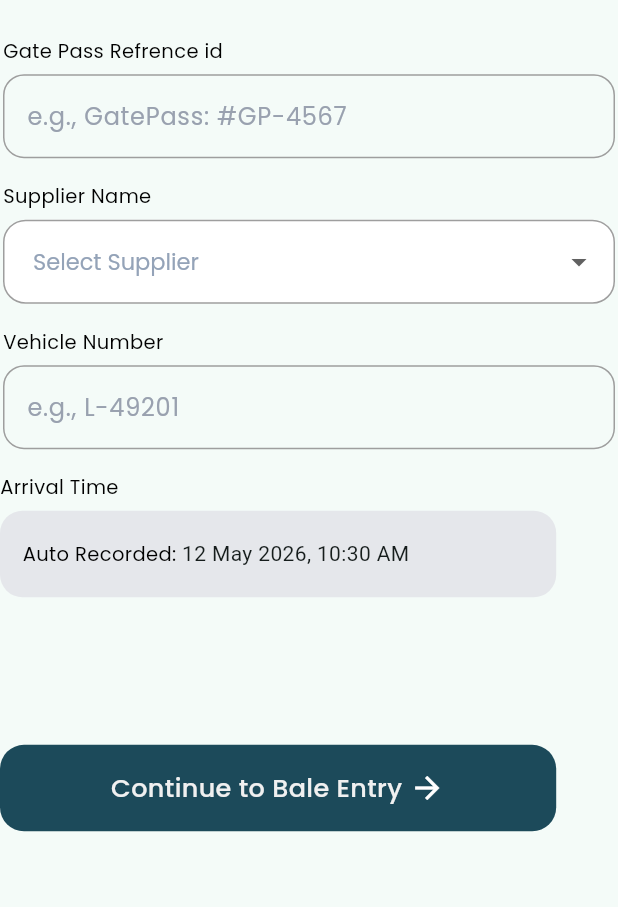
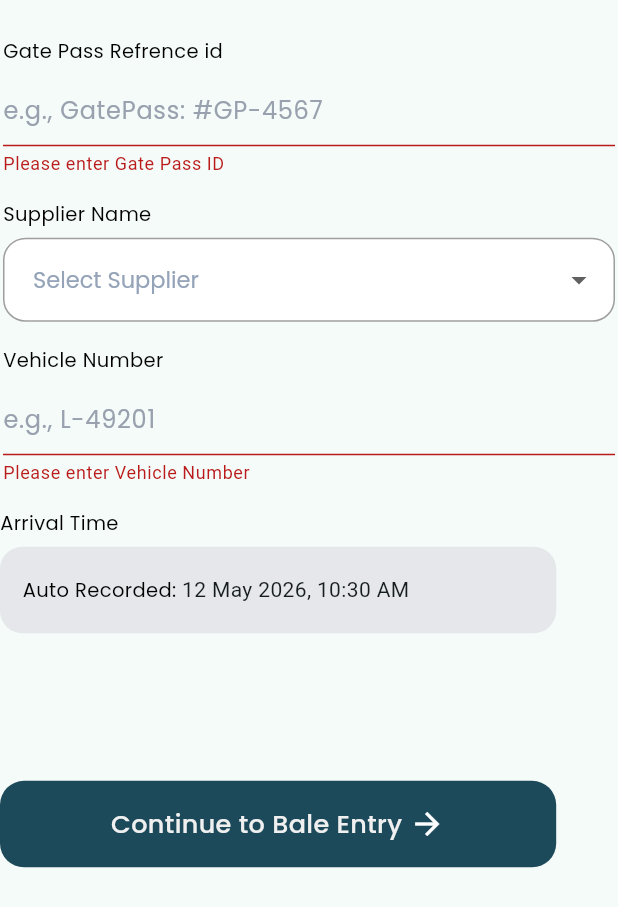
Before and after one commit to itxAkaza/TexOps-, a Flutter app: the GatePassForm widget shown alone on an empty page, opened directly, after a tap on "Continue to Bale Entry", on a phone screen of 412 x 824 dp. Shown: the top 907 px of the screen. Run offline on Flutter 3.47's test engine with Material 3 defaults, Android fonts, the phone set to English and light mode, and no system bars; our stand-ins replace cloud_firestore, dio, firebase_auth, firebase_core, flutter_spinkit, fluttertoast and 8 more; missing offline and left inert: dart:ffi; accounts and stored records are empty.

Commit message:
qr and database update with validation

```diff
--- a/lib/controllers/lab_engineer/record_gatePass/gatePass_controller.dart
+++ b/lib/controllers/lab_engineer/record_gatePass/gatePass_controller.dart
@@ -18,6 +18,9 @@ class BaleEntryController extends GetxController {
   final vehicleNumberController = TextEditingController();
   final selectedSupplier = Rxn<String>();
   final arrivalTime =  DateFormat('dd MMMM yyyy, hh:mm a').format(DateTime.now());
+  // Add these Form Keys
+  final GlobalKey<FormState> formKeyStep1 = GlobalKey<FormState>();
+  final GlobalKey<FormState> formKeyStep2 = GlobalKey<FormState>();
 
 
   // --- Bale Inventory Controllers ---
@@ -40,6 +43,13 @@ class BaleEntryController extends GetxController {
   final List<String> suppliers = ['Supplier A', 'Supplier B', 'Supplier C'];
   final RxString qrData = ''.obs;
 
+  String? validateNumber(String? value, String fieldName) {
+    if (value == null || value.trim().isEmpty) return '$fieldName is required';
+    final number = double.tryParse(value);
+    if (number == null) return 'Must be a valid number';
+    if (number <= 0) return 'Cannot be zero or negative';
+    return null;
+  }
 
   Future<void> shareQRAsPDF() async {
 
@@ -56,7 +66,7 @@ class BaleEntryController extends GetxController {
 
 
   Future<void> saveTagAndRegister() async {
-    String currentUserId = "Sau4XSMNSMdCXc6RnYnbg6jnZjI3";
+    String? currentUserId = BailRecordService.getCurrentUserId();
 
     isLoading.value = true;
 
@@ -75,13 +85,14 @@ class BaleEntryController extends GetxController {
       'engineerID': EnginnerID,
       'qualityStatus': QualityStatus,
       'readyForYarn': ReadyforYarn,
-      'qrCodeData': qrData.value, // Save the actual QR string too!
+      'qrCodeData': qrData.value,
+      "in":true
     };
 
     try {
       // Call the service class
       await BailRecordService.saveBaleData(
-        userId: currentUserId,
+        userId: currentUserId!,
         baleId: generatedBaleId.value,
         baleData: databaseData,
       );
--- a/lib/main.dart
+++ b/lib/main.dart
@@ -1,6 +1,7 @@
 import 'package:firebase_core/firebase_core.dart';
 import 'package:flutter/material.dart';
 import 'package:get/get_navigation/src/root/get_material_app.dart';
+
 import 'package:texops/resources/route/routes.dart';
 import 'package:texops/resources/route/routes_names.dart';
 import 'package:texops/screens/lab_engineer/dashboard/lab_enigneer_dashboard.dart';
@@ -20,6 +21,8 @@ void main() async{
   runApp(const MyApp());
 }
 
+
+
 class MyApp extends StatelessWidget {
   const MyApp({super.key});
 
@@ -37,7 +40,6 @@ class MyApp extends StatelessWidget {
       initialRoute: RoutesNames.introScreen,
       getPages: AppRoutes.appRoutes(),
 
-
     );
   }
 }
--- a/lib/resources/route/routes.dart
+++ b/lib/resources/route/routes.dart
@@ -5,6 +5,7 @@ import 'package:get/get.dart';
 import 'package:get/get_navigation/src/routes/transitions_type.dart';
 import 'package:texops/resources/route/routes_names.dart';
 import 'package:texops/screens/Authentication/login_screen.dart';
+import 'package:texops/screens/lab_engineer/dashboard/lab_enigneer_dashboard.dart';
 
 import '../../screens/lab_engineer/bailBarcode/bailBarcode_screen.dart';
 import '../../screens/lab_engineer/record_gatePass/bail_entry_screen.dart';
@@ -46,6 +47,14 @@ class AppRoutes {
 
     ),
 
+    GetPage(
+        name: RoutesNames.labEngineerDashboard,
+        page: ()=>LabEnigneerDashboard(),
+        transition: Transition.fade,
+        transitionDuration: Duration(milliseconds: 250)
+
+    ),
+
 
 
 
--- a/lib/resources/route/routes_names.dart
+++ b/lib/resources/route/routes_names.dart
@@ -7,6 +7,7 @@ class RoutesNames{
   static const String  signUpView="/SignUpView";
 
   static const String  bailEntryView="/BailEntryView";
+  static const String  labEngineerDashboard="/labEngineerDashboard";
   static const String  bailBarcodeView="/BailBarcodeView";
 
   static const String  movieDetailView="/movieDetailView";
--- a/lib/screens/lab_engineer/bailBarcode/widget/MyButton.dart
+++ b/lib/screens/lab_engineer/bailBarcode/widget/MyButton.dart
@@ -4,7 +4,7 @@ import 'package:google_fonts/google_fonts.dart';
 
 import '../../../../resources/colors/app_colors.dart';
 
-class MYButton extends StatelessWidget {
+class QrButton extends StatelessWidget {
   final String text;
   final VoidCallback onTap;
   final bool isLoading;
@@ -12,7 +12,7 @@ class MYButton extends StatelessWidget {
   final double width;
   final Color color;
 
-  const MYButton({
+  const QrButton({
     super.key,
     required this.text,
     required this.onTap,
--- a/lib/screens/lab_engineer/record_gatePass/components/gatePass_form.dart
+++ b/lib/screens/lab_engineer/record_gatePass/components/gatePass_form.dart
@@ -1,5 +1,6 @@
 import 'package:flutter/material.dart';
 import 'package:get/get.dart';
+import 'package:texops/Utiles/utiles.dart';
 import 'package:texops/screens/lab_engineer/record_gatePass/components/dropDown.dart';
 import 'package:texops/screens/lab_engineer/record_gatePass/widgets/autoRecordContainer.dart';
 import 'package:texops/screens/lab_engineer/record_gatePass/widgets/bailButon.dart';
@@ -24,6 +25,8 @@ class GatePassForm extends StatelessWidget {
     return Align(
       alignment: Alignment.topCenter,
       child: SingleChildScrollView(
+        child: Form(
+          key: baleController.formKeyStep1,
           child: Column(
             mainAxisAlignment: .start,
             crossAxisAlignment: .start,
@@ -32,7 +35,8 @@ class GatePassForm extends StatelessWidget {
               _buildTextField(
                   text: "Gate Pass Refrence id",
                   hint: "e.g., GatePass: #GP-4567",
-                controller: baleController.gatePassRefController
+                  controller: baleController.gatePassRefController,
+                validator: (value) => value == null || value.trim().isEmpty ? 'Please enter Gate Pass ID' : null,
               ),
 
               MYDropDown(),
@@ -41,6 +45,7 @@ class GatePassForm extends StatelessWidget {
                   text: "Vehicle Number",
                   hint: "e.g., L-49201",
                   controller: baleController.vehicleNumberController,
+                validator: (value) => value == null || value.trim().isEmpty ? 'Please enter Vehicle Number' : null,
               ),
 
 
@@ -58,7 +63,18 @@ class GatePassForm extends StatelessWidget {
 
 
               BailButton(
-              onTap: baleController.goToNextStep,
+                onTap: () {
+
+                  if (baleController.formKeyStep1.currentState!.validate()) {
+
+                    if (baleController.selectedSupplier.value == null) {
+                      Utils.toastMesseges("pls Select a supplier");
+                      return;
+                    }
+
+                    baleController.goToNextStep();
+                  }
+                },
                   text: "Continue to Bale Entry ",
                   height: height*0.07,
                   width: width*0.9,
@@ -68,6 +84,7 @@ class GatePassForm extends StatelessWidget {
 
             ],
           ),
+        ),
 
 
       ),
@@ -76,7 +93,7 @@ class GatePassForm extends StatelessWidget {
 
 }
 
-Widget _buildTextField({required String text,required String hint,required TextEditingController controller,TextInputType type=TextInputType.text}){
+Widget _buildTextField({required String text,required String hint,required TextEditingController controller,TextInputType type=TextInputType.text,String? Function(String?)? validator}){
   return Padding(
     padding: const EdgeInsets.symmetric(horizontal: 2,vertical: 8),
     child: Column(
@@ -88,6 +105,7 @@ Widget _buildTextField({required String text,required String hint,required TextE
           hint: hint,
           controller: controller,
           textType: type,
+          validator: validator,
         )
 
 
--- a/lib/screens/lab_engineer/record_gatePass/widgets/TextFormField.dart
+++ b/lib/screens/lab_engineer/record_gatePass/widgets/TextFormField.dart
@@ -7,10 +7,12 @@ class MyTextFormField extends StatelessWidget {
   final String hint;
   final TextEditingController controller;
   final TextInputType textType;
+  final String? Function(String?)? validator;
   const MyTextFormField({super.key,
   required this.hint,
     required this.controller,
-    this.textType=TextInputType.text
+    this.textType=TextInputType.text,
+    this.validator
   });
 
   @override
@@ -18,6 +20,7 @@ class MyTextFormField extends StatelessWidget {
     return TextFormField(
       controller: controller,
       keyboardType: textType,
+      validator: validator,
       decoration:InputDecoration(
         hintText: hint,
 
```
Also changed, not shown: lib/data/fireStoreDB/labEnginner/bail_data.dart (+22 -1 lines), lib/screens/lab_engineer/bailBarcode/bailBarcode_screen.dart (+23 -3 lines), lib/screens/lab_engineer/record_gatePass/components/bail_form.dart (+18 -6 lines). Lines whose indentation alone changed are shown as unchanged.
